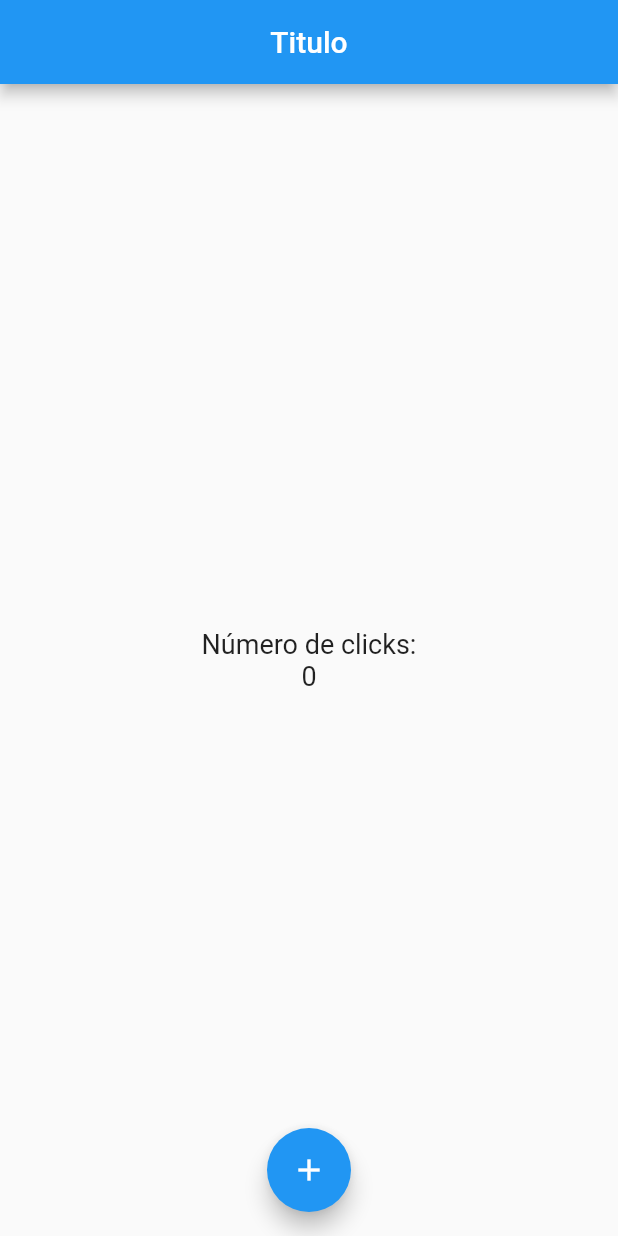
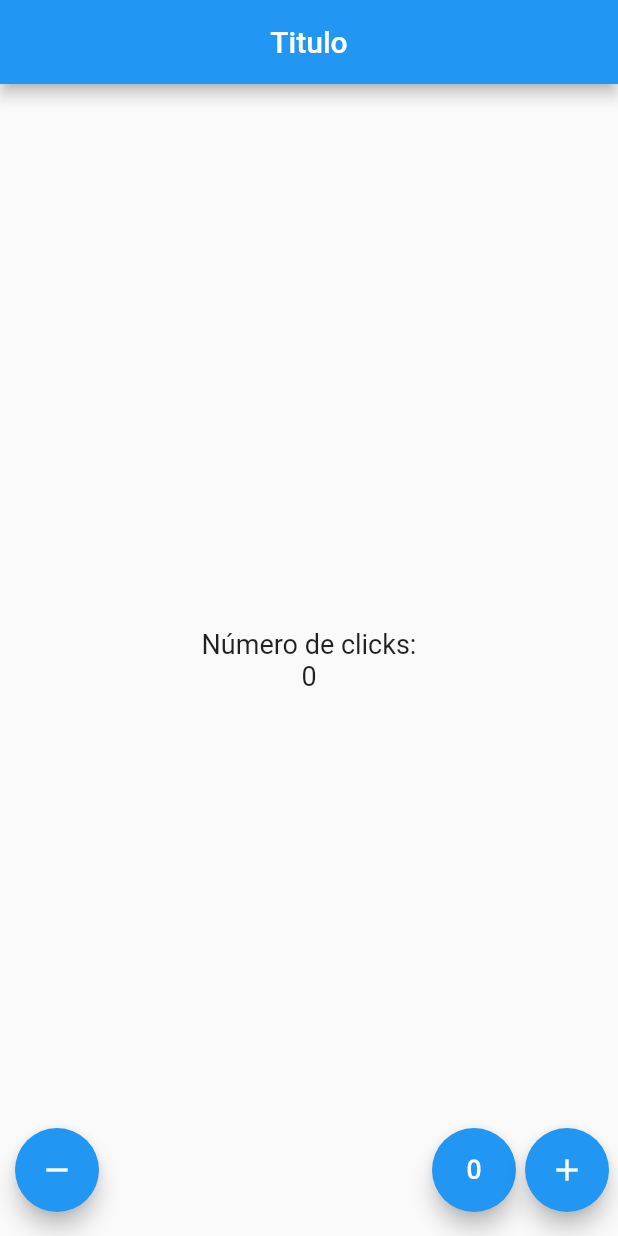
Before and after one commit to codebryanc/flutter_count, a Flutter app: the screen it shows after launch, on a phone screen of 412 x 824 dp. Run offline on Flutter 3.47's test engine with Material 2 defaults, Android fonts, the phone set to English and light mode, and no system bars.

```diff
--- a/lib/src/pages/contador_page.dart
+++ b/lib/src/pages/contador_page.dart
@@ -28,22 +28,42 @@ class _ContadorPageState extends State<ContadorPage> {
         mainAxisAlignment: MainAxisAlignment.center,
         children: <Widget>[Text('Número de clicks:', style: _estiloTexto), Text('$_counter', style: _estiloTexto)], // '$counter' => interpolación en DART o tambien podemos hacer counter.toString()
       )),
-      floatingActionButton: FloatingActionButton(
-          onPressed: this.presionado, // null  = diabled: true; // presionado its the function
-          child: Icon(Icons.add) //Text('hi'),
-          ),
+      floatingActionButton: _crearBotones(),
       floatingActionButtonLocation: FloatingActionButtonLocation.centerFloat,
     );
   }
 
-  presionado() {
+  // _ es para decir que es privado
+  void _presionado(action) {
     // Esto nos permite hacer render de la pagina, pero ahora con estado
+    // Solo existe dentro de los StatefulWidgets
     setState(() {
       // Una manera de incrementar
-      this._counter = this._counter + 1;
+      // this._counter = this._counter + 1;
 
       // Es lo mismo
-      this._counter++;
+      if (action == '+') {
+        this._counter++;
+      } else if (action == '-') {
+        this._counter--;
+      } else if (action == '0') {
+        this._counter = 0;
+      }
     });
   }
+
+  Widget _crearBotones() {
+    return Row(
+      children: <Widget>[
+        SizedBox(width: 10),
+        FloatingActionButton(child: Icon(Icons.remove), onPressed: () => {this._presionado('-')}),
+        Expanded(child: SizedBox()),
+        FloatingActionButton(child: Icon(Icons.exposure_zero), onPressed: () => {this._presionado('0')}),
+        SizedBox(width: 6),
+        FloatingActionButton(child: Icon(Icons.add), onPressed: () => {this._presionado('+')}),
+        SizedBox(width: 6)
+      ],
+      mainAxisAlignment: MainAxisAlignment.center,
+    );
+  }
 }
```
Also changed, not shown: 2 other files.
